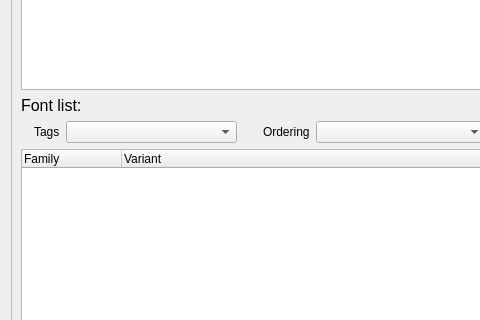
The window that src/mainview.ui (fontmatrix/fontmatrix) describes before a commit, drawn with Qt 5; both pictures show x 0 to 480 and y 213 to 533 of the 963 by 773 pixel window.
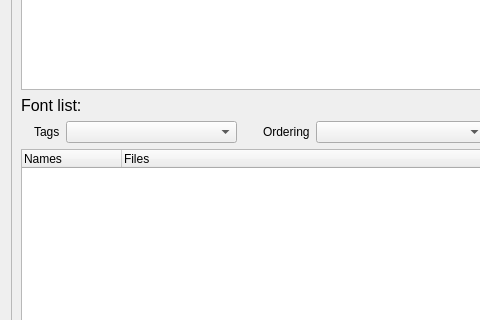
The same window after the commit. The open tabs and pages were chosen to show the change. Icons and pictures are not drawn.

```diff
--- a/src/mainview.ui
+++ b/src/mainview.ui
@@ -264,12 +264,12 @@
         </property>
         <column>
          <property name="text" >
-          <string>Family</string>
+          <string>Names</string>
          </property>
         </column>
         <column>
          <property name="text" >
-          <string>Variant</string>
+          <string>Files</string>
          </property>
         </column>
        </widget>
```
Left out of the diff: 4 changed lines with no effect on the pictures.
